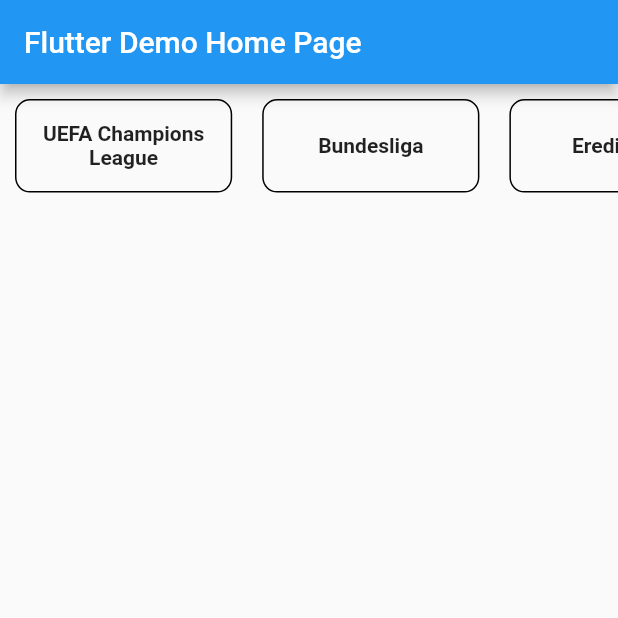
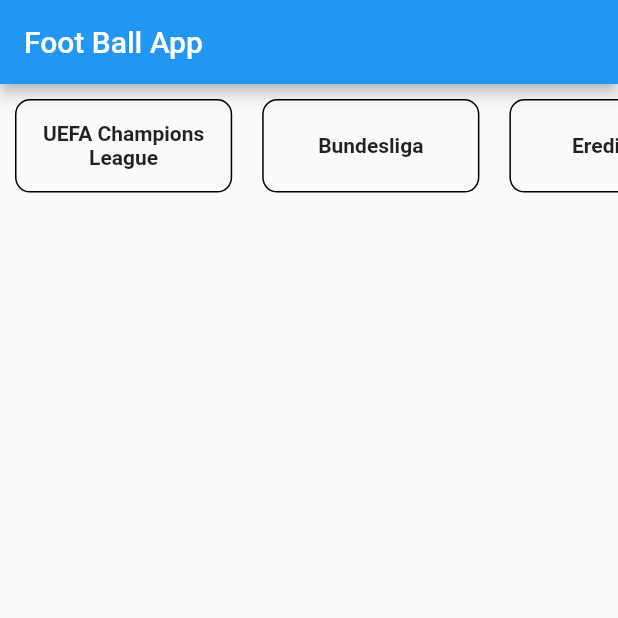
Before and after one commit to aswins24/footBall_app, a Flutter app: the screen it shows after launch, on a phone screen of 412 x 824 dp, the top half of it. Run offline on Flutter 3.47's test engine with Material 2 defaults, Android fonts, the phone set to English and light mode, and no system bars; our stand-ins replace flutter_svg.

Commit message:
initial commit

```diff
--- a/lib/main.dart
+++ b/lib/main.dart
@@ -36,7 +36,7 @@ class MyApp extends StatelessWidget {
   @override
   Widget build(BuildContext context) {
     return MaterialApp(
-      title: 'Flutter Demo',
+     // title: 'Flutter Demo',
       theme: ThemeData(
         // This is the theme of your application.
         //
@@ -49,7 +49,7 @@ class MyApp extends StatelessWidget {
         // is not restarted.
         primarySwatch: Colors.blue,
       ),
-      home: const MyHomePage(title: 'Flutter Demo Home Page'),
+      home: const MyHomePage(title: 'Foot Ball App'),
     );
   }
 }
```
